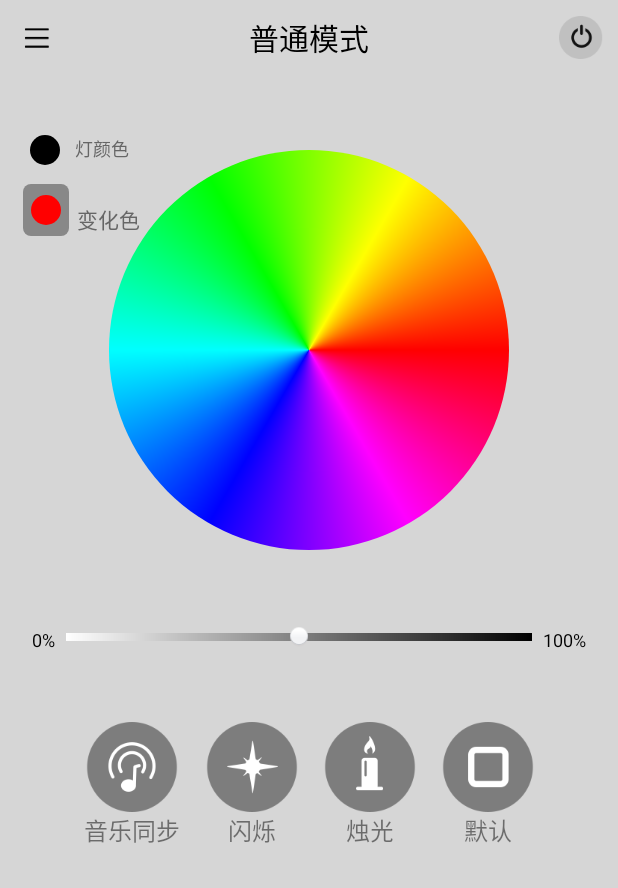
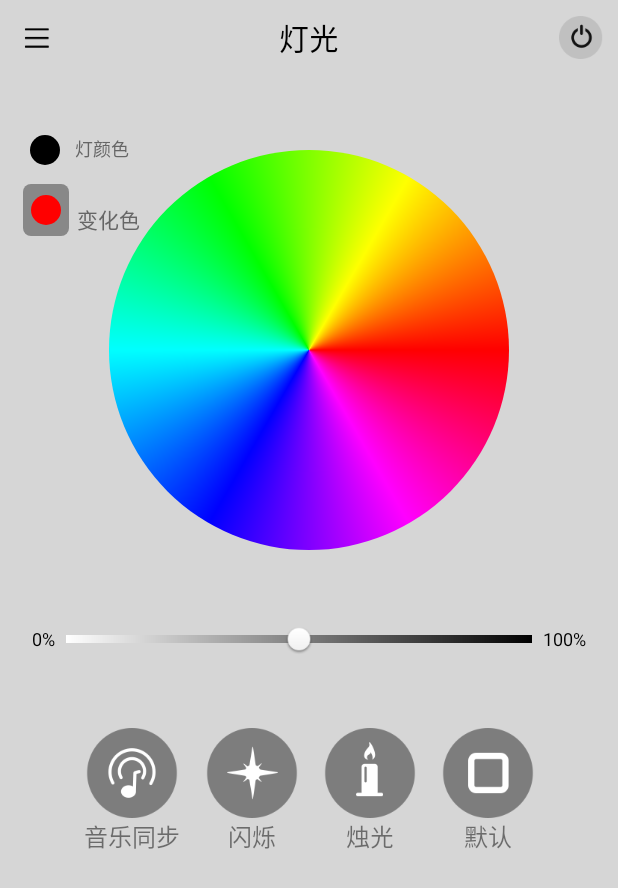
Before and after one commit to yinshijian-kkb/MagicLamp, an Android app: the screen it shows after launch (MyActivity), on a phone screen of 412 x 824 dp. Shown: the top 888 px of the screen. Run offline under Robolectric (Android 15) with nearby library versions, the phone set to English and light mode, and no system bars; libraries missing offline, so code that uses them is left out: com.nineoldandroids.animation.

Commit message:
change Normal Mode

```diff
--- a/MagicLamp/src/main/java/tcl/com/magiclamp/data/LampMode.java
+++ b/MagicLamp/src/main/java/tcl/com/magiclamp/data/LampMode.java
@@ -11,7 +11,7 @@ package tcl.com.magiclamp.data;
  */
 public enum LampMode {
 
-    Normal("普通模式"),
+    Normal("灯光"),
     Awaked("唤醒模式"),
     Reading("阅读模式"),
     Romantic("浪漫模式"),
--- a/MagicLamp/src/main/java/tcl/com/magiclamp/fragment/MusicFragment.java
+++ b/MagicLamp/src/main/java/tcl/com/magiclamp/fragment/MusicFragment.java
@@ -51,6 +51,7 @@ public class MusicFragment extends Fragment implements View.OnClickListener, See
         view.findViewById(R.id.cb_checker).setVisibility(View.GONE);
         view.findViewById(R.id.rl_header).setBackgroundColor(UIUtils.getColor(R.color.white));
         tv_header = (TextView) view.findViewById(R.id.tv_header_title);
+        tv_header.setText("怒放的生命");
         tv_singer = (TextView) view.findViewById(R.id.tv_singer);
         //init progress
         seek_bar = (SeekBar) view.findViewById(R.id.progress_seek_bar);
--- a/MagicLamp/src/main/res/layout/fragment_content.xml
+++ b/MagicLamp/src/main/res/layout/fragment_content.xml
@@ -71,7 +71,7 @@
         android:layout_below="@id/color_picker"
         android:layout_marginLeft="20dp"
         android:layout_marginRight="20dp"
-        android:layout_marginTop="50dp" />
+        android:layout_marginTop="45dp" />
 
     <RadioGroup
         android:id="@+id/short_cut_view"
```
Also changed, not shown: MagicLamp/src/main/java/tcl/com/magiclamp/fragment/MainFragment.java (+9 -6 lines), MagicLamp/src/main/res/drawable-xhdpi/thumb.png.
